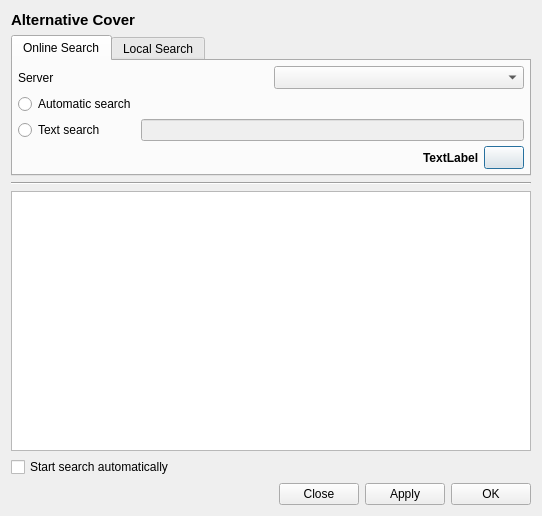
Before: the Qt Designer form src/Gui/Covers/GUI_AlternativeCovers.ui in Inferno214221/sayonara-player, drawn with Qt 5.
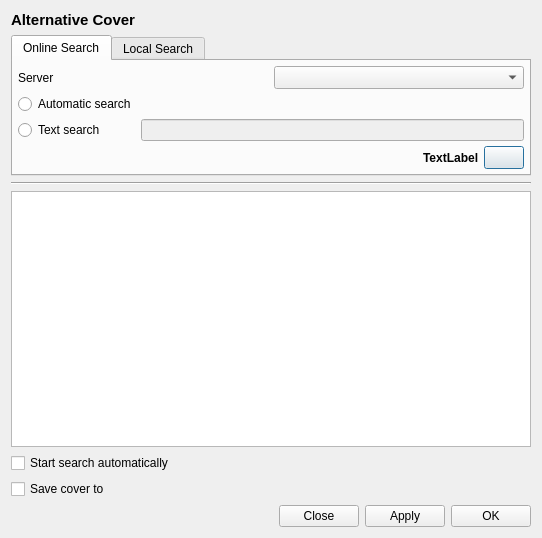
After: the same form once the commit is applied. Custom widgets are drawn as their Qt base class.

Commit message: optionally save to library

What changed in the file:
```diff
--- a/src/Gui/Covers/GUI_AlternativeCovers.ui
+++ b/src/Gui/Covers/GUI_AlternativeCovers.ui
@@ -7,7 +7,7 @@
     <x>0</x>
     <y>0</y>
     <width>538</width>
-    <height>516</height>
+    <height>538</height>
    </rect>
   </property>
   <layout class="QGridLayout" name="gridLayout">
@@ -296,6 +296,9 @@
     </widget>
    </item>
    <item row="5" column="0">
+    <layout class="QHBoxLayout" name="horizontalLayout_2"/>
+   </item>
+   <item row="6" column="0">
     <layout class="QHBoxLayout" name="horizontalLayout">
      <item>
       <widget class="QLabel" name="lab_status">
@@ -353,34 +356,34 @@
     </layout>
    </item>
    <item row="4" column="0">
-    <layout class="QHBoxLayout" name="horizontalLayout_2">
-     <item>
+    <layout class="QGridLayout" name="gridLayout_2">
+     <item row="0" column="0">
       <widget class="QCheckBox" name="cb_autostart">
        <property name="text">
         <string>Start search automatically</string>
        </property>
       </widget>
      </item>
-     <item>
-      <spacer name="horizontalSpacer">
-       <property name="orientation">
-        <enum>Qt::Horizontal</enum>
-       </property>
-       <property name="sizeHint" stdset="0">
-        <size>
-         <width>40</width>
-         <height>20</height>
-        </size>
-       </property>
-      </spacer>
-     </item>
-     <item>
+     <item row="0" column="1">
       <widget class="QLabel" name="lab_img_size">
        <property name="text">
         <string/>
        </property>
       </widget>
      </item>
+     <item row="1" column="0" colspan="2">
+      <widget class="QCheckBox" name="cb_save_to_library">
+       <property name="sizePolicy">
+        <sizepolicy hsizetype="Expanding" vsizetype="Fixed">
+         <horstretch>0</horstretch>
+         <verstretch>0</verstretch>
+        </sizepolicy>
+       </property>
+       <property name="text">
+        <string notr="true">Save cover to</string>
+       </property>
+      </widget>
+     </item>
     </layout>
    </item>
   </layout>
```
Left out of the diff: 188 changed lines with no effect on the pictures. The commit also changes 5 other files.
